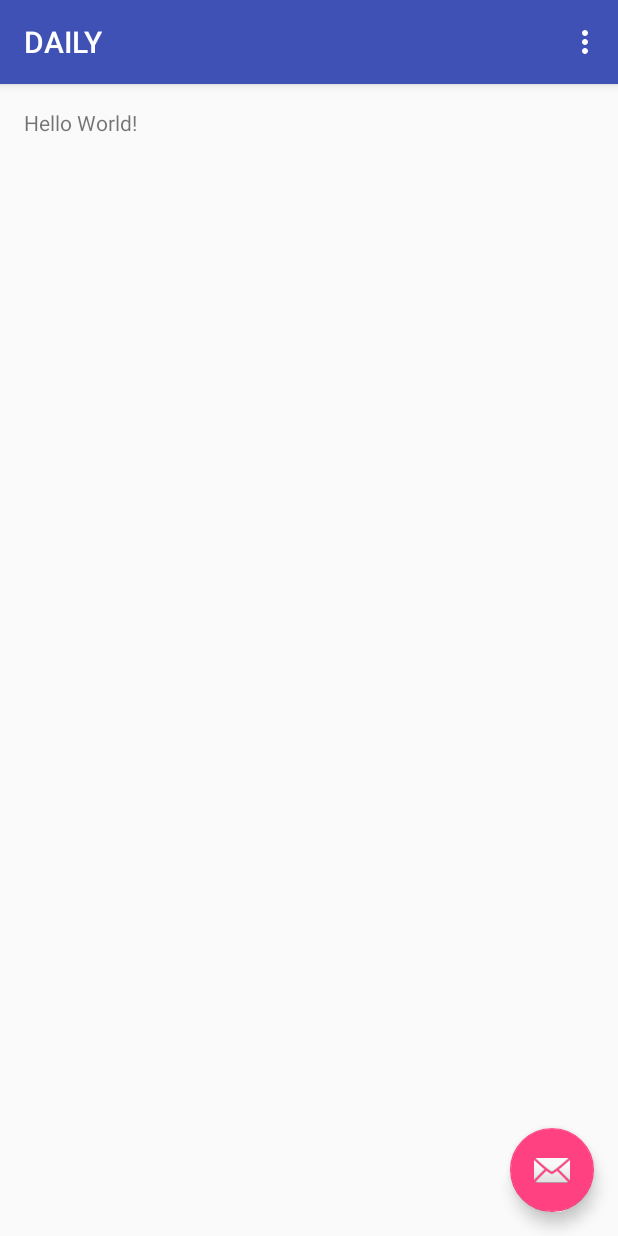
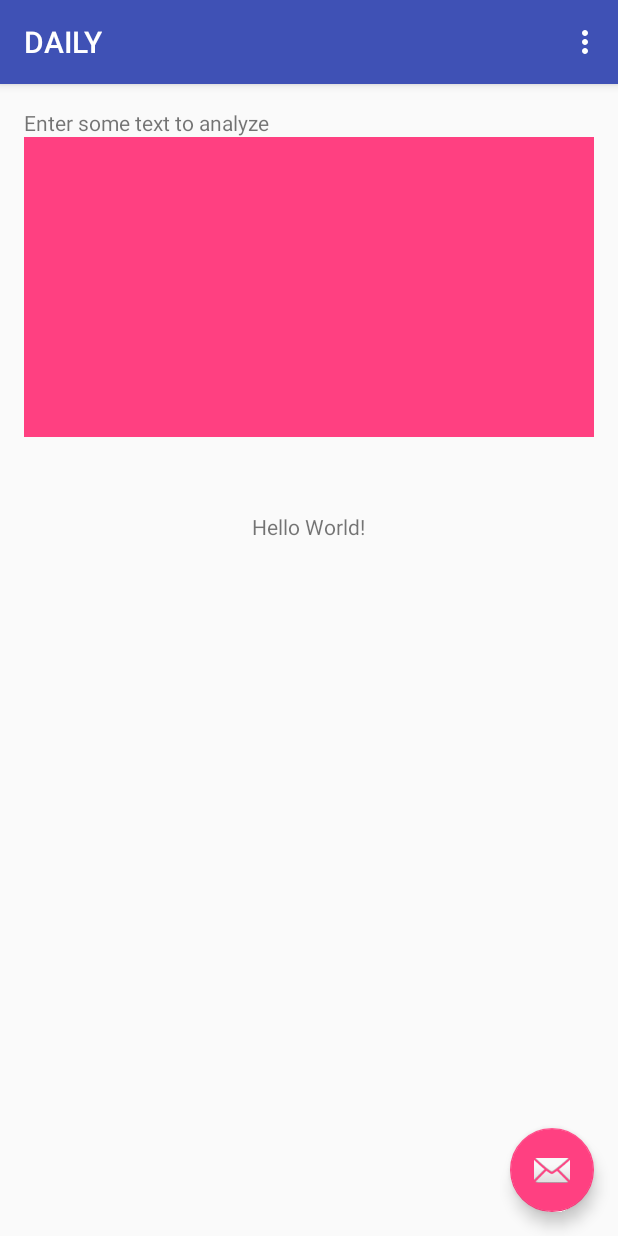
Before and after one commit to elleryrobles/DAILY, an Android app: the screen it shows after launch (MainActivity), on a phone screen of 412 x 824 dp. Run offline under Robolectric (Android 15) with nearby library versions, the phone set to English and light mode, and no system bars.

Commit message:
Able to analyze any entered text
man, why is the default accent color such a BRIGHT pink. regular pink is
good, it's calming. but BRIGHT?

```diff
--- a/app/build.gradle
+++ b/app/build.gradle
@@ -24,7 +24,7 @@ dependencies {
     androidTestCompile('com.android.support.test.espresso:espresso-core:2.2.2', {
         exclude group: 'com.android.support', module: 'support-annotations'
     })
-    compile 'com.android.support:appcompat-v7:24.2.0'
-    compile 'com.android.support:design:24.2.0'
+    compile 'com.android.support:appcompat-v7:24.2.1'
+    compile 'com.android.support:design:24.2.1'
     testCompile 'junit:junit:4.12'
 }
--- a/app/src/main/java/hd/josh/daily/MainActivity.java
+++ b/app/src/main/java/hd/josh/daily/MainActivity.java
@@ -8,6 +8,8 @@ import android.support.v7.widget.Toolbar;
 import android.view.View;
 import android.view.Menu;
 import android.view.MenuItem;
+import android.widget.EditText;
+import android.widget.TextView;
 
 import java.io.IOException;
 
@@ -25,16 +27,18 @@ public class MainActivity extends AppCompatActivity {
         Toolbar toolbar = (Toolbar) findViewById(R.id.toolbar);
         setSupportActionBar(toolbar);
 
+        final EditText editText = (EditText) findViewById(R.id.test_edit_text);
+        final TextView displayResults = (TextView) findViewById(R.id.emotions_display_textbox);
+
         FloatingActionButton fab = (FloatingActionButton) findViewById(R.id.fab);
         fab.setOnClickListener(new View.OnClickListener() {
             @Override
             public void onClick(View view) {
 
                 try {
-                    String text = "Our understanding of technology may be advancing at an ever-accelerating rate, but our knowledge of these more vague concepts -- intelligence, consciousness, what the human mind even is -- remains in a ridiculously infantile stage. Technology may be poised to usher in an era of computer-based humanity, but neuroscience, psychology and philosophy are not. The technological singularity may be approaching, but our understanding of psychology, neuroscience and philosophy is far more nebulous, and all of these fields must work in harmony in order for the singularity's promises to be fulfilled. Scientists have made vast advances in technological fields in recent decades, and computers are growing stronger by the year, but a more powerful computer does not equate to a breakthrough in philosophical understanding. More accurately mapping the brain does not mean we understand the mind.";
+                    String text = editText.getText().toString();
                     mState = Empathyscope.getInstance().feel(text);
-                    Snackbar.make(view, mState.getStrongestEmotion().toString(), Snackbar.LENGTH_LONG)
-                            .setAction("Action", null).show();
+                    displayResults.setText(mState.toString());
 
                 } catch (IOException e) {
                     e.printStackTrace();
--- a/app/src/main/res/layout/fragment_main.xml
+++ b/app/src/main/res/layout/fragment_main.xml
@@ -1,5 +1,6 @@
 <?xml version="1.0" encoding="utf-8"?>
-<RelativeLayout xmlns:android="http://schemas.android.com/apk/res/android"
+<LinearLayout
+    xmlns:android="http://schemas.android.com/apk/res/android"
     xmlns:tools="http://schemas.android.com/tools"
     android:id="@+id/content_main"
     android:layout_width="match_parent"
@@ -8,12 +9,34 @@
     android:paddingLeft="@dimen/activity_horizontal_margin"
     android:paddingRight="@dimen/activity_horizontal_margin"
     android:paddingTop="@dimen/activity_vertical_margin"
+    android:orientation="vertical"
+    android:gravity="top|center_horizontal"
     tools:context="hd.josh.daily.MainActivityFragment"
     tools:showIn="@layout/activity_main">
 
     <TextView
+        android:id="@+id/edit_text_label"
+        android:layout_width="match_parent"
+        android:layout_height="wrap_content"
+        android:text="Enter some text to analyze"
+        android:labelFor="@+id/test_edit_text"/>
+
+    <EditText
+        android:id="@id/test_edit_text"
+        android:layout_width="match_parent"
+        android:layout_height="wrap_content"
+        android:minHeight="200dp"
+        android:background="@color/colorAccent"
+        android:inputType="textMultiLine|textCapSentences|textAutoCorrect"
+        android:gravity="top|left"
+        android:scrollHorizontally="false"
+        />
+
+    <TextView
+        android:id="@+id/emotions_display_textbox"
+        android:layout_marginTop="50dp"
         android:layout_width="wrap_content"
         android:layout_height="wrap_content"
         android:text="Hello World!" />
 
-</RelativeLayout>
+</LinearLayout>
```
